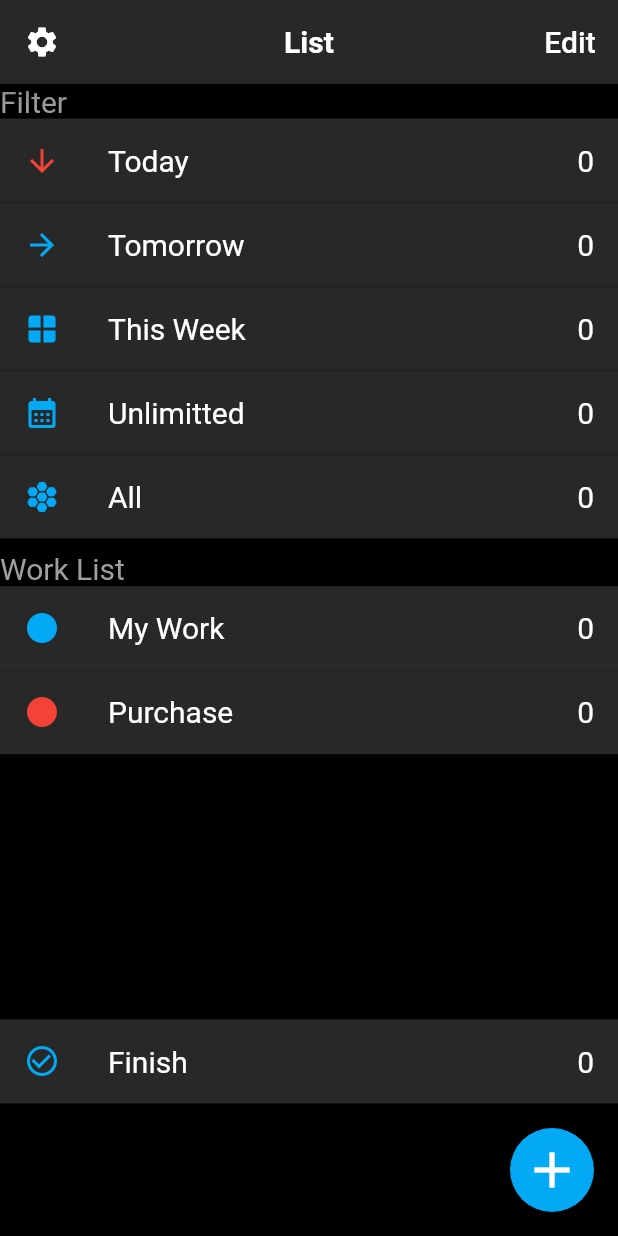
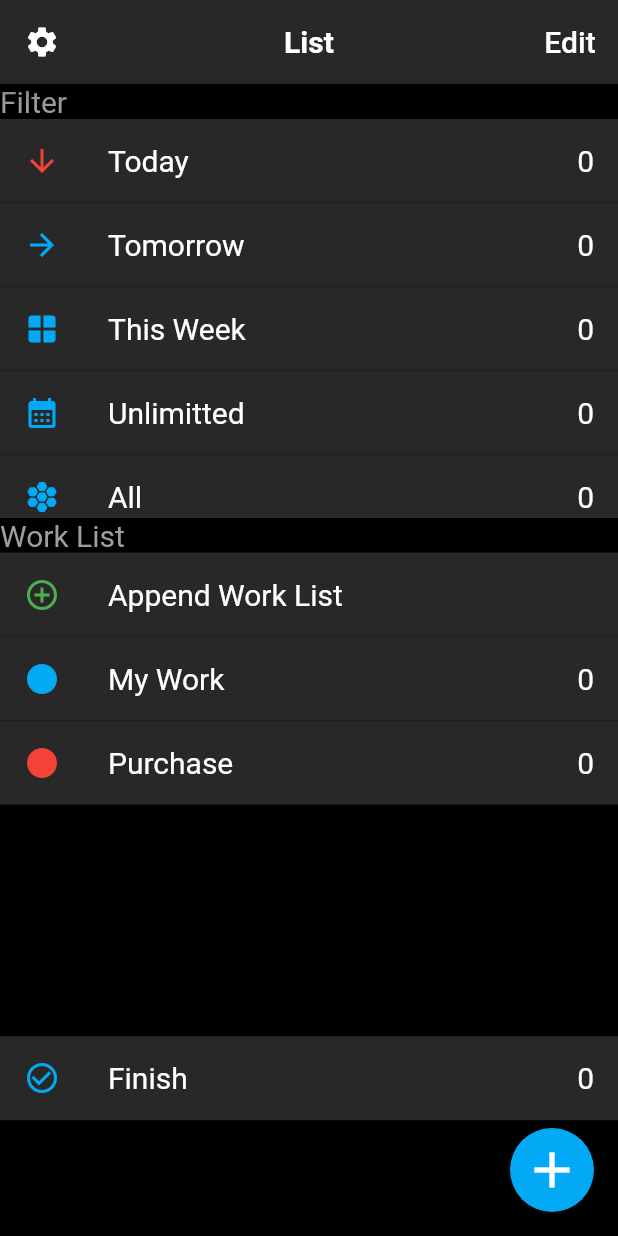
Before and after one commit to Sihwan-Kim/todo_flutter, a Flutter app: the screen it shows after launch, after a tap on "Edit", on a phone screen of 412 x 824 dp. Run offline on Flutter 3.47's test engine with Material 2 defaults, Android fonts, the phone set to English and light mode, and no system bars; our stand-ins replace sqflite; accounts and stored records are empty.

Commit message:
Append Work List Widget

```diff
--- a/lib/main.dart
+++ b/lib/main.dart
@@ -34,15 +34,23 @@ class MyToDoApp extends StatelessWidget
       },
 			title: 'ToDo Application',
 			theme: ThemeData( primarySwatch: Colors.blue,),
-			home: const MainPage(title: 'List'),
+			home: const MainPage(),
 		);
 	}
 }
 //----------------------------------------------------------------------------
-class MainPage extends StatelessWidget
+class MainPage extends StatefulWidget
 {
-  const MainPage({super.key, required this.title});
-  final String title;
+  const MainPage({super.key,});
+
+  @override
+  State<MainPage> createState() => _MainPage();
+}
+//----------------------------------------------------------------------------
+class _MainPage extends State<MainPage>
+{
+ // const MainPage({super.key, required this.title});
+  var _visibility = false;
 
   @override
 	Widget build(BuildContext context)
@@ -52,7 +60,7 @@ class MainPage extends StatelessWidget
 			appBar: AppBar
 			(
 				backgroundColor: const Color.fromARGB(255, 40, 40, 40),
-				title: Text(title, style: const TextStyle(fontWeight: FontWeight.bold, color: Colors.white),),
+				title: const Text('List', style: TextStyle(fontWeight: FontWeight.bold, color: Colors.white),),
 				centerTitle: true,
 				leading: const IconButton(icon: Icon(Icons.settings, color: Colors.white,), onPressed: null),
     		actions:
@@ -62,7 +70,7 @@ class MainPage extends StatelessWidget
 						style: TextButton.styleFrom(foregroundColor: Colors.white,),
 						onPressed: ()
             {
-              // context.read<ChangeCountValue>().Append(ItemProperty('test', 0, const Icon(Icons.circle, color: Colors.yellow)));
+              setState(() {_visibility = !_visibility;});
             },
 						child: const Text('Edit', style: TextStyle(fontSize: 20, color: Colors.white),),
 					),
@@ -79,6 +87,11 @@ class MainPage extends StatelessWidget
 						const Text('Filter', style: TextStyle(fontSize: 20, color: Colors.grey),),
 						Expanded(flex: 2, child: ListViewBuilder(listItems: context.watch<ChangeCountValue>().filterItems,),),
 						const Text('Work List', style: TextStyle(fontSize: 20, color: Colors.grey),),
+            Visibility
+            (
+              visible: _visibility,
+              child: const AppendListWidget(),
+            ),
 						Expanded(flex: 2, child: ListViewBuilder(listItems: context.watch<ChangeCountValue>().workList,),),
 						Expanded(flex: 1, child: ListViewBuilder(listItems: context.watch<ChangeCountValue>().finishWork,),),
 					],
@@ -151,3 +164,22 @@ class ItemIdentity extends StatelessWidget
 	}
 }
 //-----------------------------------------------------------------------------------------
+class AppendListWidget extends StatelessWidget
+{
+	const AppendListWidget({super.key});
+
+	@override
+	Widget build(BuildContext context)
+	{
+		return Container
+		(
+			color:const Color.fromARGB(255, 40, 40, 40),
+			child: const ListTile
+			(
+				leading: Icon(Icons.add_circle_outline, color: Colors.green),
+				title: Text('Append Work List', style: const TextStyle(fontSize: 20, color: Colors.white),),
+			) ,
+		);
+	}
+}
+//-----------------------------------------------------------------------------------------
```
Also changed, not shown: lib/addwork.dart (+13 -13 lines).
